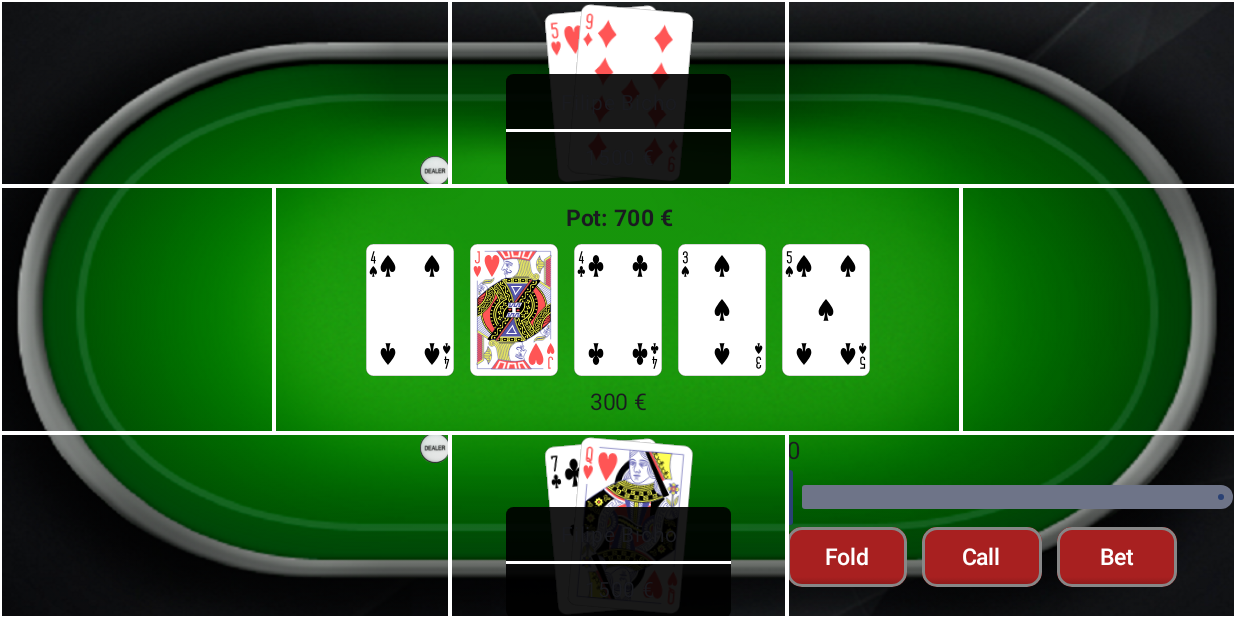
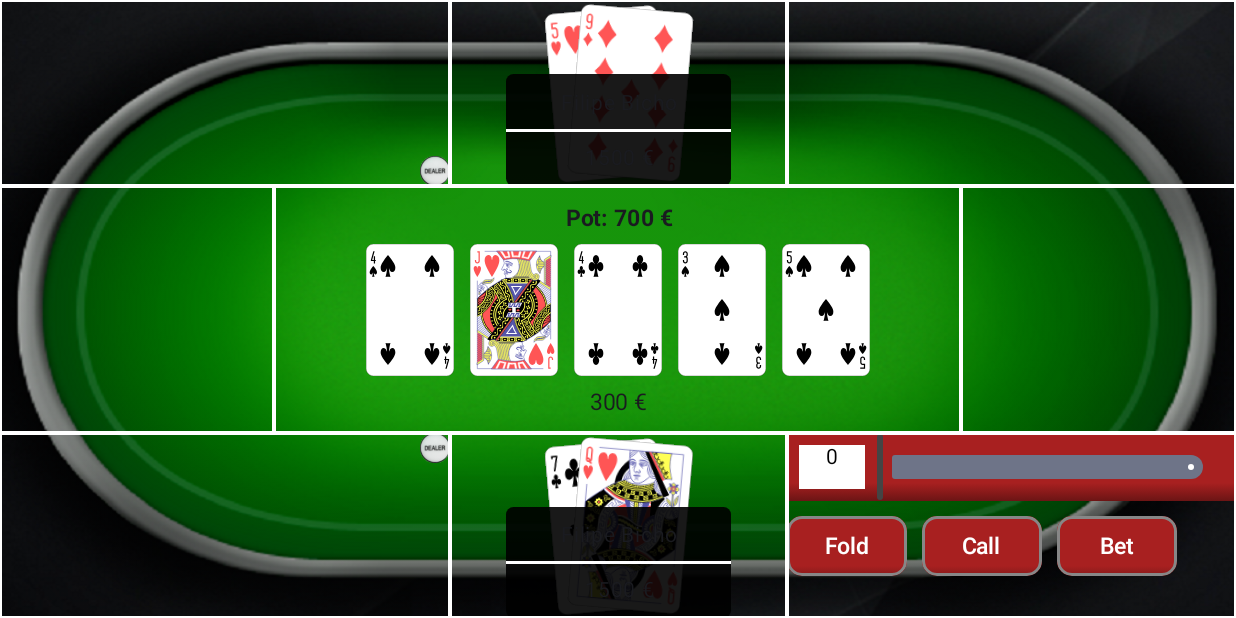
Before and after one commit to FilipeBicho/heads-up-poker, an Android app built with Jetpack Compose: the screen it shows after launch (MainActivity), on a phone screen of 824 x 412 dp (held sideways). Run offline under Robolectric (Android 15) with nearby library versions, the phone set to English and light mode, and no system bars.

Commit message:
add textfield and slider

```diff
--- a/app/src/main/java/com/example/poker/GameDesign.kt
+++ b/app/src/main/java/com/example/poker/GameDesign.kt
@@ -18,11 +18,13 @@ import androidx.compose.foundation.layout.width
 import androidx.compose.foundation.layout.wrapContentHeight
 import androidx.compose.foundation.layout.wrapContentWidth
 import androidx.compose.foundation.shape.RoundedCornerShape
+import androidx.compose.foundation.text.BasicTextField
 import androidx.compose.material3.Button
 import androidx.compose.material3.ButtonDefaults
 import androidx.compose.material3.Divider
 import androidx.compose.material3.ExperimentalMaterial3Api
 import androidx.compose.material3.Slider
+import androidx.compose.material3.SliderDefaults
 import androidx.compose.material3.Text
 import androidx.compose.runtime.Composable
 import androidx.compose.runtime.getValue
@@ -40,6 +42,7 @@ import androidx.compose.ui.layout.ContentScale
 import androidx.compose.ui.platform.LocalContext
 import androidx.compose.ui.res.colorResource
 import androidx.compose.ui.res.painterResource
+import androidx.compose.ui.text.TextStyle
 import androidx.compose.ui.text.font.FontWeight
 import androidx.compose.ui.text.style.TextAlign
 import androidx.compose.ui.text.style.TextOverflow
@@ -176,33 +179,21 @@ fun Layout(game: Game) {
                         .border(1.dp, Color.White)
                 ) {
                     Column(
-                        verticalArrangement = Arrangement.spacedBy(2.dp)
+                        verticalArrangement = Arrangement.spacedBy(10.dp)
                     ) {
 
                         Row(
                             modifier = Modifier
                                 .fillMaxWidth()
-                                .weight(0.5f)
+                                .weight(0.4f)
                         ) {
-                            Column {
-                                var sliderPosition by remember { mutableStateOf(0f) }
-                                Text(
-                                    text = sliderPosition.roundToInt().toString()
-                                )
-                                Slider(
-                                    value = sliderPosition,
-                                    valueRange = 0f..1500f,
-                                    onValueChange = { sliderPosition = it },
-
-                                    )
-                            }
-
+                            BetSlider()
                         }
 
                         Row(
                             Modifier
                                 .fillMaxWidth()
-                                .weight(0.5f),
+                                .weight(0.6f),
                             horizontalArrangement = Arrangement.spacedBy(10.dp),
                         ) {
                             Button("Fold")
@@ -303,23 +294,69 @@ private fun DealerChipImage() {
     )
 }
 
+@OptIn(ExperimentalMaterial3Api::class)
+@Composable
+private fun BetSlider() {
+
+    val brush = Brush.linearGradient(
+        listOf(colorResource(id = R.color.button_red), Color.Black),
+        start = Offset(0.0f, 50.0f),
+        end = Offset(0.0f, 100.0f)
+    )
+
+
+    var betValue by remember { mutableStateOf(0) }
+
+    Row(
+        modifier = Modifier.background(brush = brush)
+    ) {
+        Box(modifier = Modifier.weight(0.2f)) {
+            BasicTextField(
+                value = betValue.toString(),
+                onValueChange = { betValue = it.toInt() },
+                maxLines = 1,
+                textStyle = TextStyle(color = Color.Black, textAlign = TextAlign.Center),
+                modifier = Modifier
+                    .padding(8.dp)
+                    .fillMaxHeight()
+                    .background(Color.White)
+            )
+        }
+
+        Box(modifier = Modifier.weight(0.8f)) {
+            Slider(
+                value = betValue.toFloat(),
+                onValueChange = { betValue = it.roundToInt() },
+                modifier = Modifier
+                    .padding(end = 20.dp),
+                valueRange = 0f..1500f,
+                colors = SliderDefaults.colors(
+                    thumbColor = Color.DarkGray,
+                    activeTrackColor = Color.White
+                ),
+
+
+                )
+        }
+    }
+}
+
+
 @Composable
 private fun Button(text: String) {
 
     val brush = Brush.linearGradient(
-        listOf(colorResource(id = R.color.dark_red), Color.Black),
+        listOf(colorResource(id = R.color.button_red), Color.Black),
         start = Offset(0.0f, 50.0f),
         end = Offset(0.0f, 100.0f)
     )
-
-    val context = LocalContext.current.applicationContext
 
     Box(
         modifier = Modifier
             .clip(shape = RoundedCornerShape(10.dp))
             .border(
                 2.dp,
-                colorResource(id = R.color.custom_gray),
+                colorResource(id = R.color.border_gray),
                 shape = RoundedCornerShape(10.dp)
             )
             .height(40.dp)
@@ -339,5 +376,4 @@ private fun Button(text: String) {
             Text(text = text, fontSize = 15.sp)
         }
     }
-
 }
--- a/app/src/main/res/values/colors.xml
+++ b/app/src/main/res/values/colors.xml
@@ -7,6 +7,6 @@
     <color name="teal_700">#FF018786</color>
     <color name="black">#FF000000</color>
     <color name="white">#FFFFFFFF</color>
-    <color name="dark_red">#a82020</color>
-    <color name="custom_gray">#878787</color>
+    <color name="button_red">#a82020</color>
+    <color name="border_gray">#878787</color>
 </resources>
```
